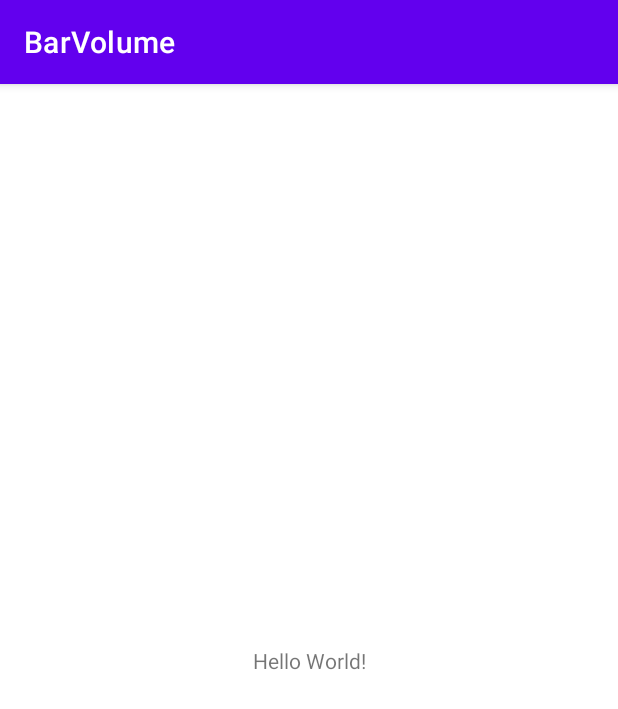
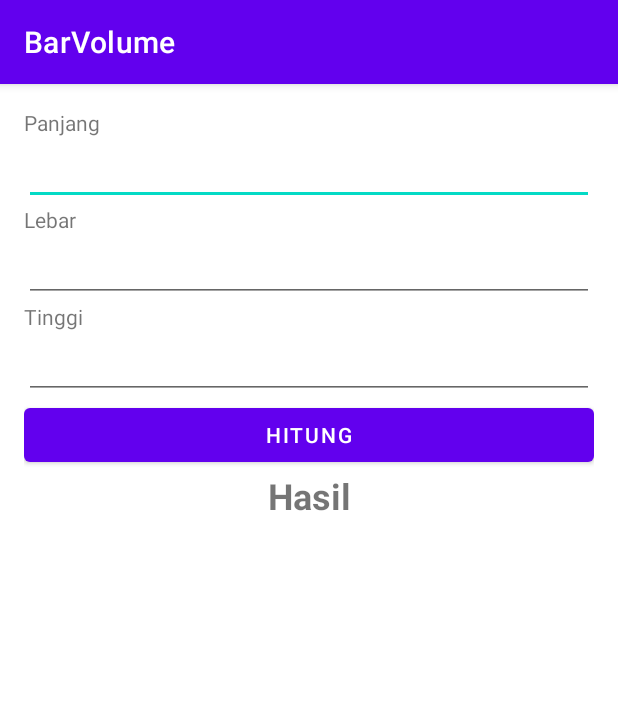
Before and after one commit to linggash/bar_volume, an Android app: the screen it shows after launch (MainActivity), on a phone screen of 412 x 824 dp. Shown: the top 709 px of the screen. Run offline under Robolectric (Android 15) with nearby library versions, the phone set to English and light mode, and no system bars.

Commit message:
layout changed

```diff
--- a/app/build.gradle
+++ b/app/build.gradle
@@ -4,7 +4,7 @@ plugins {
 }
 
 android {
-    compileSdk 32
+    compileSdk 33
 
     defaultConfig {
         applicationId "com.linggash.barvolume"
--- a/app/src/main/res/layout/activity_main.xml
+++ b/app/src/main/res/layout/activity_main.xml
@@ -1,18 +1,60 @@
 <?xml version="1.0" encoding="utf-8"?>
-<androidx.constraintlayout.widget.ConstraintLayout xmlns:android="http://schemas.android.com/apk/res/android"
-    xmlns:app="http://schemas.android.com/apk/res-auto"
+<LinearLayout xmlns:android="http://schemas.android.com/apk/res/android"
     xmlns:tools="http://schemas.android.com/tools"
     android:layout_width="match_parent"
     android:layout_height="match_parent"
-    tools:context=".MainActivity">
+    tools:context=".MainActivity"
+    android:padding="16dp"
+    android:orientation="vertical">
 
     <TextView
-        android:layout_width="wrap_content"
+        android:layout_width="match_parent"
         android:layout_height="wrap_content"
-        android:text="Hello World!"
-        app:layout_constraintBottom_toBottomOf="parent"
-        app:layout_constraintEnd_toEndOf="parent"
-        app:layout_constraintStart_toStartOf="parent"
-        app:layout_constraintTop_toTopOf="parent" />
+        android:text="@string/length"/>
 
-</androidx.constraintlayout.widget.ConstraintLayout>
+    <EditText
+        android:id="@+id/edt_length"
+        android:layout_width="match_parent"
+        android:layout_height="wrap_content"
+        android:inputType="numberDecimal"
+        android:lines="1"/>
+
+    <TextView
+        android:layout_width="match_parent"
+        android:layout_height="wrap_content"
+        android:text="@string/width"/>
+
+    <EditText
+        android:id="@+id/edt_width"
+        android:layout_width="match_parent"
+        android:layout_height="wrap_content"
+        android:inputType="numberDecimal"
+        android:lines="1"/>
+
+    <TextView
+        android:layout_width="match_parent"
+        android:layout_height="wrap_content"
+        android:text="@string/height"/>
+
+    <EditText
+        android:id="@+id/edt_height"
+        android:layout_width="match_parent"
+        android:layout_height="wrap_content"
+        android:inputType="numberDecimal"
+        android:lines="1"/>
+
+    <Button
+        android:id="@+id/btn_calculate"
+        android:layout_width="match_parent"
+        android:layout_height="wrap_content"
+        android:text="@string/calculate"/>
+
+    <TextView
+        android:layout_width="match_parent"
+        android:layout_height="wrap_content"
+        android:gravity="center"
+        android:text="@string/result"
+        android:textSize="24sp"
+        android:textStyle="bold"/>
+
+</LinearLayout>
--- a/app/src/main/res/values/strings.xml
+++ b/app/src/main/res/values/strings.xml
@@ -1,3 +1,8 @@
 <resources>
     <string name="app_name">BarVolume</string>
+    <string name="length">Panjang</string>
+    <string name="width">Lebar</string>
+    <string name="height">Tinggi</string>
+    <string name="result">Hasil</string>
+    <string name="calculate">HITUNG</string>
 </resources>
```
